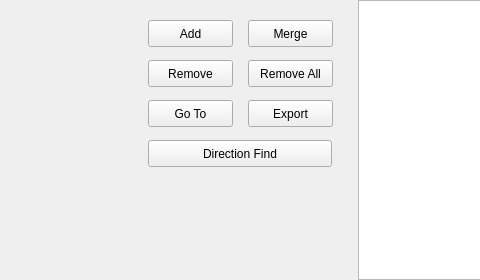
Qt form analyst/Analyst/wgt_marker_table.ui (Pacmanfan/RF_IQ_Analyst) before a commit; both pictures show x 154 to 634 and y 0 to 280 of the 1319 by 280 pixel window.
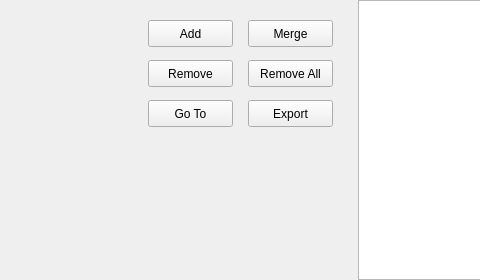
The same form after that commit. Icons and pictures are not drawn. Custom widgets are drawn as their Qt base class.

Diff of the .ui file:
```diff
--- a/analyst/Analyst/wgt_marker_table.ui
+++ b/analyst/Analyst/wgt_marker_table.ui
@@ -155,19 +155,6 @@
        <string>Merge</string>
       </property>
      </widget>
-     <widget class="QPushButton" name="cmdDirectionFind">
-      <property name="geometry">
-       <rect>
-        <x>20</x>
-        <y>140</y>
-        <width>184</width>
-        <height>27</height>
-       </rect>
-      </property>
-      <property name="text">
-       <string>Direction Find</string>
-      </property>
-     </widget>
     </widget>
    </item>
    <item>
```
